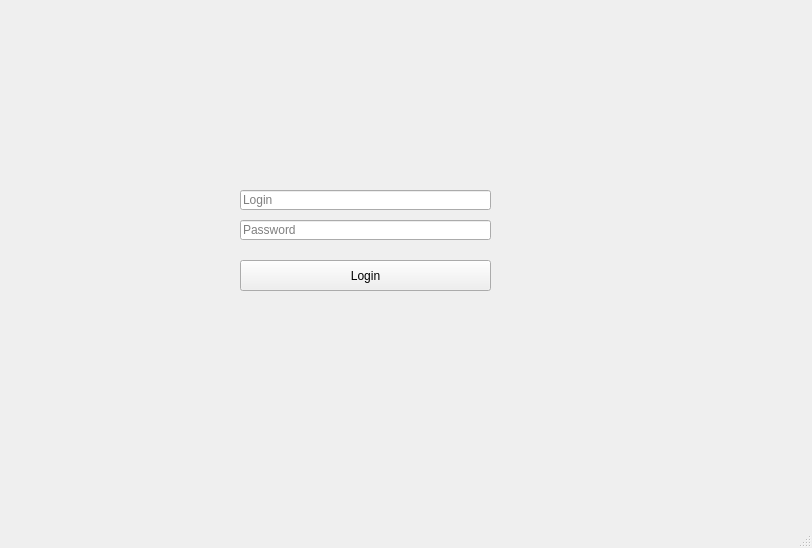
This is ui/login.ui in HamzaMPSY/qt_app_mts as Qt 5 draws it before an edit. The edited form follows.
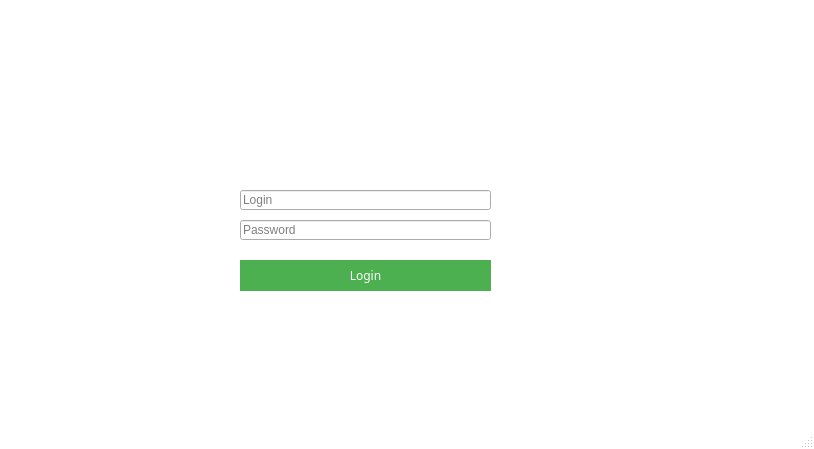
This is the edited form.

Diff of the .ui file:
```diff
--- a/ui/login.ui
+++ b/ui/login.ui
@@ -6,15 +6,38 @@
    <rect>
     <x>0</x>
     <y>0</y>
-    <width>812</width>
-    <height>548</height>
+    <width>814</width>
+    <height>449</height>
    </rect>
   </property>
   <property name="windowTitle">
    <string>MainWindow</string>
   </property>
+  <property name="styleSheet">
+   <string notr="true">QPushButton#login {
+  font-family: sans-serif;
+  text-transform: uppercase;
+  outline: 0;
+  background: #4CAF50;
+  width: 100%;
+  border: 0;
+  padding: 0px;
+  color: #FFFFFF;
+  font-size: 12px;
+  -webkit-transition: all 0.3 ease;
+  transition: all 0.3 ease;
+  cursor: pointer;
+}
+QPushButton#login:hover,QPushButton#login:active,QPushButton#login:focus {
+  background: #43A047;
+}
+
+QMainWindow{
+	  background : #FFFFFF;
+}</string>
+  </property>
   <widget class="QWidget" name="centralwidget">
-   <widget class="QPushButton" name="pushButton">
+   <widget class="QPushButton" name="login">
     <property name="geometry">
      <rect>
       <x>240</x>
@@ -59,7 +82,7 @@
     <rect>
      <x>0</x>
      <y>0</y>
-     <width>812</width>
+     <width>814</width>
      <height>21</height>
     </rect>
    </property>
```
